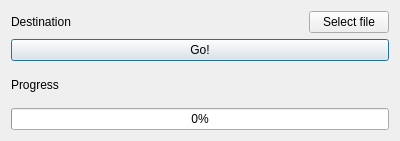
Qt form views/videoprocessor.ui (tmramalho/bigCellBrotherGUI) before a commit.
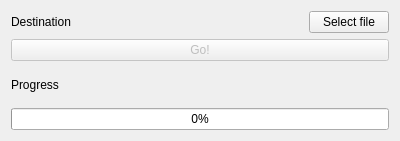
The same form after that commit.

What changed in the file:
```diff
--- a/views/videoprocessor.ui
+++ b/views/videoprocessor.ui
@@ -18,6 +18,9 @@
     <layout class="QGridLayout" name="gridLayout">
      <item row="1" column="0" colspan="2">
       <widget class="QPushButton" name="goButton">
+       <property name="enabled">
+        <bool>false</bool>
+       </property>
        <property name="text">
         <string>Go!</string>
        </property>
```
